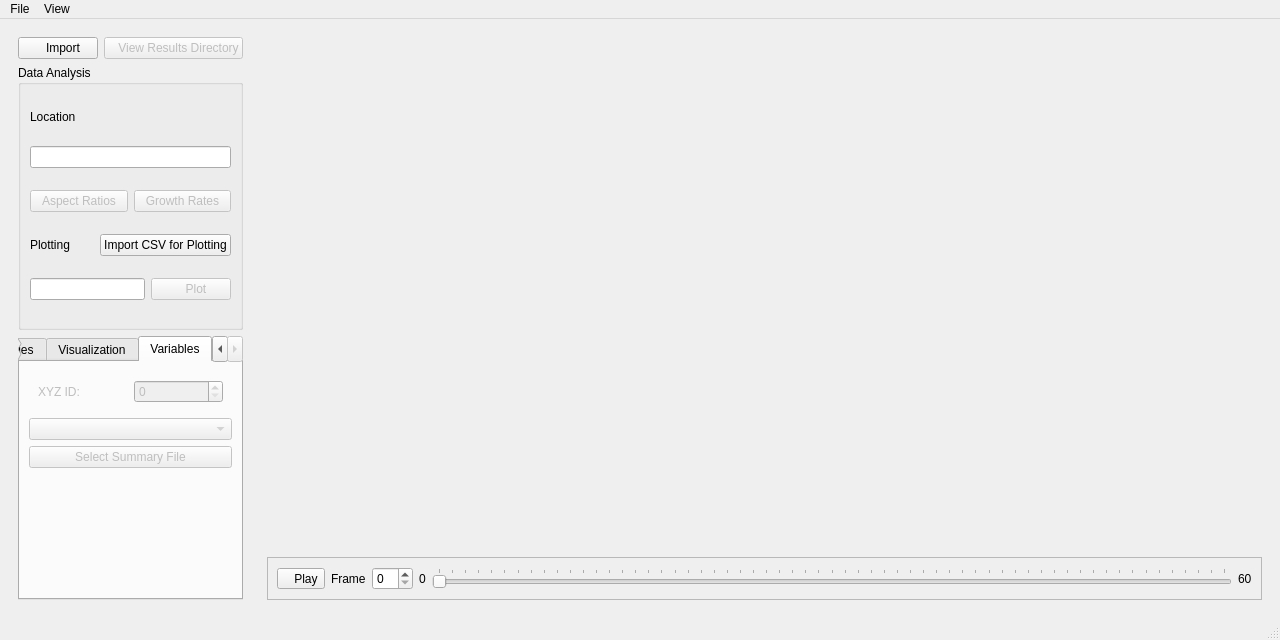
The window that src/crystalaspects/gui/window.ui (CrystalGrowerOrg/cgaspects) describes before a commit, drawn with Qt 5.
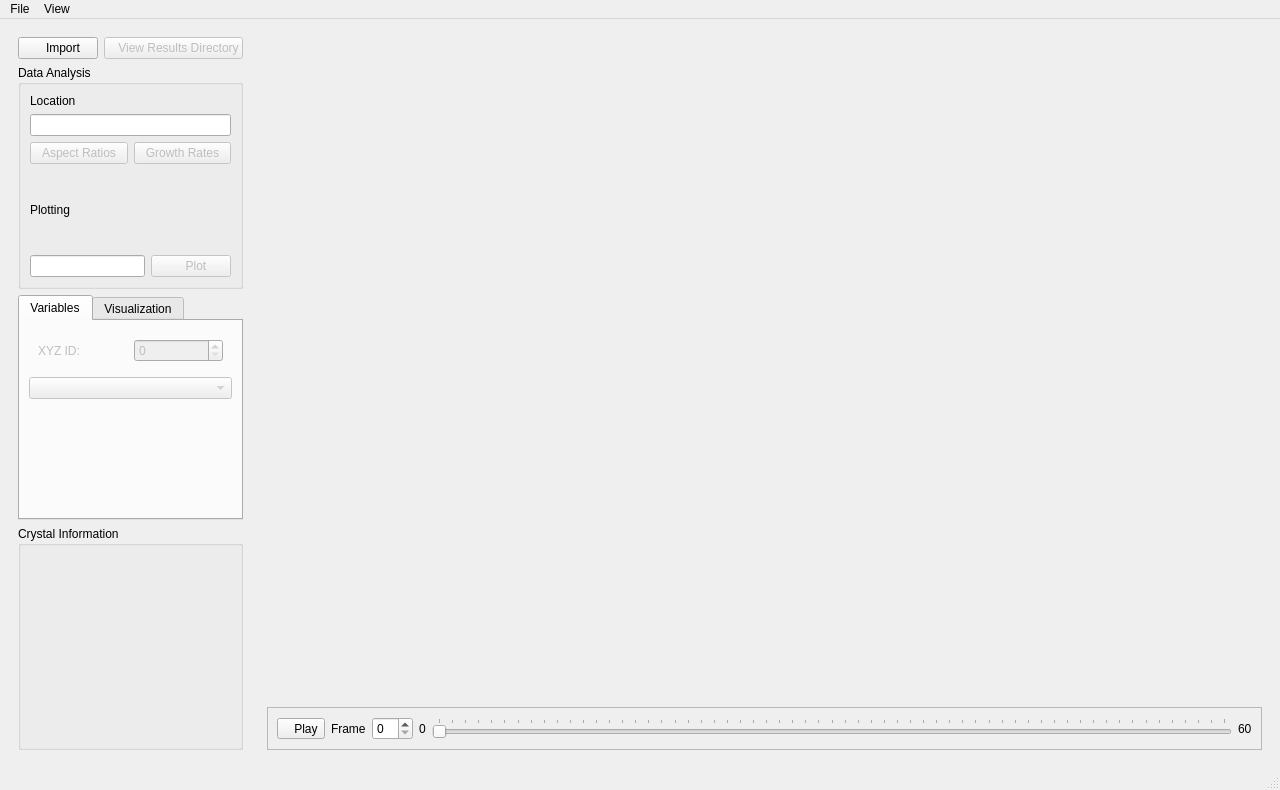
The same window after the commit. The open tabs and pages were chosen to show the change. Icons and pictures are not drawn.

The edit to the form file:
```diff
--- a/src/crystalaspects/gui/window.ui
+++ b/src/crystalaspects/gui/window.ui
@@ -10,7 +10,7 @@
     <x>0</x>
     <y>0</y>
     <width>1280</width>
-    <height>640</height>
+    <height>790</height>
    </rect>
   </property>
   <property name="windowTitle">
@@ -47,8 +47,8 @@
         <rect>
          <x>0</x>
          <y>0</y>
-         <width>905</width>
-         <height>546</height>
+         <width>901</width>
+         <height>722</height>
         </rect>
        </property>
        <layout class="QGridLayout" name="gridLayout_3">
@@ -312,50 +312,16 @@
             </item>
            </layout>
           </item>
+          <item>
+           <widget class="QLabel" name="plot_label">
+            <property name="text">
+             <string>Plotting</string>
+            </property>
+           </widget>
+          </item>
           <item>
            <layout class="QHBoxLayout" name="horizontalLayout_4">
             <item>
-             <widget class="QLabel" name="plot_label">
-              <property name="text">
-               <string>Plotting</string>
-              </property>
-             </widget>
-            </item>
-            <item>
-             <spacer name="horizontalSpacer_2">
-              <property name="orientation">
-               <enum>Qt::Horizontal</enum>
-              </property>
-              <property name="sizeHint" stdset="0">
-               <size>
-                <width>40</width>
-                <height>20</height>
-               </size>
-              </property>
-             </spacer>
-            </item>
-            <item>
-             <widget class="QPushButton" name="plot_browse_pushButton">
-              <property name="toolTip">
-               <string extracomment="Import a CSV produced by CrystalAspects for plotting"/>
-              </property>
-              <property name="statusTip">
-               <string/>
-              </property>
-              <property name="text">
-               <string>Import CSV for Plotting</string>
-              </property>
-              <property name="icon">
-               <iconset resource="../../../res/qticons.qrc">
-                <normaloff>:/material_icons/material_icons/png/file-table-custom.png</normaloff>:/material_icons/material_icons/png/file-table-custom.png</iconset>
-              </property>
-             </widget>
-            </item>
-           </layout>
-          </item>
-          <item>
-           <layout class="QHBoxLayout" name="horizontalLayout_6">
-            <item>
              <widget class="QLineEdit" name="plot_lineEdit">
               <property name="sizePolicy">
                <sizepolicy hsizetype="Expanding" vsizetype="Fixed">
@@ -401,36 +367,6 @@
          <property name="currentIndex">
           <number>1</number>
          </property>
-         <widget class="QWidget" name="crystalInfoTab">
-          <attribute name="title">
-           <string>Crystal Properties</string>
-          </attribute>
-          <layout class="QVBoxLayout" name="verticalLayout_5"/>
-         </widget>
-         <widget class="QWidget" name="visualizationTab">
-          <attribute name="title">
-           <string>Visualization</string>
-          </attribute>
-          <layout class="QVBoxLayout" name="verticalLayout_6">
-           <item>
-            <widget class="QPushButton" name="saveframe_pushButton">
-             <property name="enabled">
-              <bool>false</bool>
-             </property>
-             <property name="statusTip">
-              <string comment="Save Frame" extracomment="Save Frame"/>
-             </property>
-             <property name="text">
-              <string>Save Frame</string>
-             </property>
-             <property name="icon">
-              <iconset resource="../../../res/qticons.qrc">
-               <normaloff>:/material_icons/material_icons/png/content-save-custom.png</normaloff>:/material_icons/material_icons/png/content-save-custom.png</iconset>
-             </property>
-            </widget>
-           </item>
-          </layout>
-         </widget>
          <widget class="QWidget" name="variablesTab">
           <attribute name="title">
            <string>Variables</string>
@@ -511,28 +447,6 @@
                 </property>
                </widget>
               </item>
-              <item>
-               <widget class="QPushButton" name="simulationVariablesSelectButton">
-                <property name="enabled">
-                 <bool>false</bool>
-                </property>
-                <property name="sizePolicy">
-                 <sizepolicy hsizetype="Minimum" vsizetype="Fixed">
-                  <horstretch>0</horstretch>
-                  <verstretch>1</verstretch>
-                 </sizepolicy>
-                </property>
-                <property name="minimumSize">
-                 <size>
-                  <width>200</width>
-                  <height>0</height>
-                 </size>
-                </property>
-                <property name="text">
-                 <string>Select Summary File</string>
-                </property>
-               </widget>
-              </item>
               <item>
                <spacer name="verticalSpacer">
                 <property name="orientation">
@@ -551,6 +465,38 @@
            </item>
           </layout>
          </widget>
+         <widget class="QWidget" name="visualizationTab">
+          <attribute name="title">
+           <string>Visualization</string>
+          </attribute>
+          <layout class="QVBoxLayout" name="verticalLayout_6">
+           <item>
+            <widget class="QPushButton" name="saveframe_pushButton">
+             <property name="enabled">
+              <bool>false</bool>
+             </property>
+             <property name="statusTip">
+              <string comment="Save Frame" extracomment="Save Frame"/>
+             </property>
+             <property name="text">
+              <string>Save Frame</string>
+             </property>
+             <property name="icon">
+              <iconset resource="../../../res/qticons.qrc">
+               <normaloff>:/material_icons/material_icons/png/content-save-custom.png</normaloff>:/material_icons/material_icons/png/content-save-custom.png</iconset>
+             </property>
+            </widget>
+           </item>
+          </layout>
+         </widget>
+        </widget>
+       </item>
+       <item>
+        <widget class="QGroupBox" name="crystalInfo_groupBox">
+         <property name="title">
+          <string>Crystal Information</string>
+         </property>
+         <layout class="QVBoxLayout" name="verticalLayout_8"/>
         </widget>
        </item>
       </layout>
```
Left out of the diff: 35 changed lines with no effect on the pictures.
